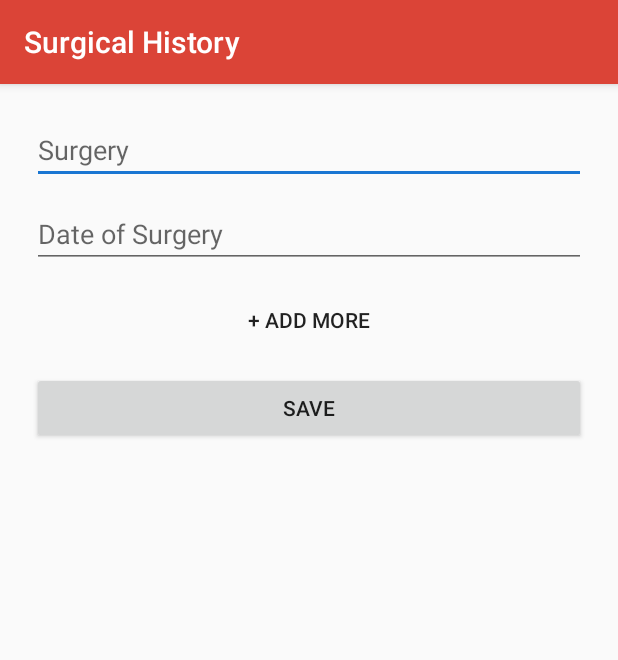
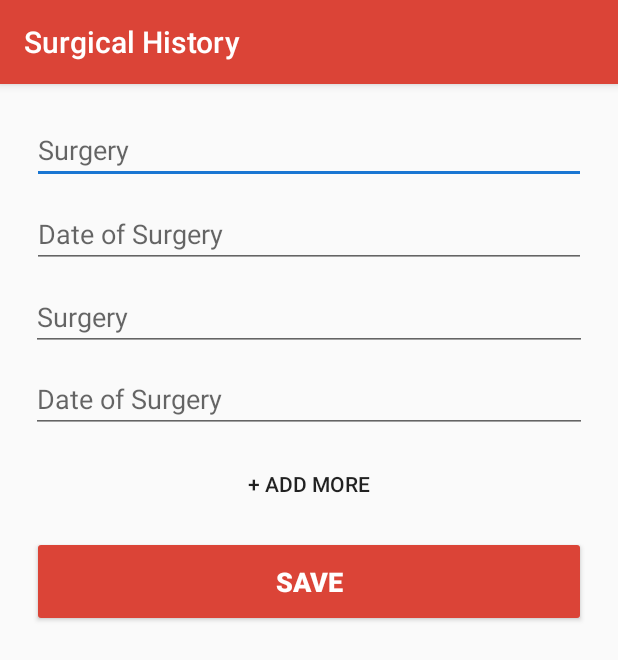
Before and after one commit to OmriSama/ERgency, an Android app: the SurgicalHistory screen opened directly, with no data from a screen before it, after a tap on "+ ADD MORE", on a phone screen of 412 x 824 dp. Shown: the top 660 px of the screen. Run offline under Robolectric (Android 15) with nearby library versions, the phone set to English and light mode, and no system bars.

Commit message:
Fixed surgical history button

```diff
--- a/app/src/main/java/com/team3/ergency/SurgicalHistory.java
+++ b/app/src/main/java/com/team3/ergency/SurgicalHistory.java
@@ -2,10 +2,12 @@ package com.team3.ergency;
 
 import android.app.ActionBar;
 import android.content.Intent;
+import android.content.res.Resources;
 import android.graphics.Color;
 import android.support.v7.app.AppCompatActivity;
 import android.os.Bundle;
 import android.text.InputType;
+import android.util.Log;
 import android.view.View;
 import android.widget.Button;
 import android.widget.EditText;
@@ -41,6 +43,7 @@ public class SurgicalHistory extends AppCompatActivity {
 
         surgery = (EditText) findViewById(R.id.sh_surgery);
         surgeryDate = (EditText) findViewById(R.id.sh_surgery);
+        linearLayout = (LinearLayout) findViewById(R.id.sh_surgery_info);
 
         surgeries = new ArrayList<EditText>();
         surgeryDates = new ArrayList<EditText>();
@@ -50,15 +53,17 @@ public class SurgicalHistory extends AppCompatActivity {
     }
 
     public void launch_date_picker(View view) {
-        DatePickerFragment date_picker = new DatePickerFragment();
-        date_picker.show(getSupportFragmentManager(), "datePicker");
+        DatePickerFragment datePicker = new DatePickerFragment();
+        datePicker.show(getSupportFragmentManager(), "datePicker");
     }
 
-    public void addMore() {
+    public void addMore(View view) {
+        final int margin_dp = (int) getResources().getDimension(R.dimen.primary_view_margin);
+
         // Create the layout for the surgery EditText
-        linearLayout = (LinearLayout) findViewById(R.id.sh_surgery_info);
-        LinearLayout.LayoutParams surgeryLayout = new LinearLayout.LayoutParams(LinearLayout.LayoutParams.MATCH_PARENT, LinearLayout.LayoutParams.WRAP_CONTENT);
-        surgeryLayout.setMargins(5, 5, 5, 5);
+        LinearLayout.LayoutParams surgeryLayout = new LinearLayout.LayoutParams(
+                LinearLayout.LayoutParams.MATCH_PARENT, LinearLayout.LayoutParams.WRAP_CONTENT);
+        surgeryLayout.setMargins(margin_dp, margin_dp, margin_dp, margin_dp);
 
         // Create a new EditText for the surgery name
         EditText newSurgery = new EditText(this);
@@ -67,20 +72,29 @@ public class SurgicalHistory extends AppCompatActivity {
         newSurgery.setLayoutParams(surgeryLayout);
 
         surgeries.add(newSurgery);
+        linearLayout.addView(newSurgery);
 
         // Create the layout for the surgery date
-        linearLayout = (LinearLayout) findViewById(R.id.sh_surgery_info);
-        LinearLayout.LayoutParams dateLayout = new LinearLayout.LayoutParams(LinearLayout.LayoutParams.MATCH_PARENT, LinearLayout.LayoutParams.WRAP_CONTENT);
-        dateLayout.setMargins(5, 5, 5, 5);
+        LinearLayout.LayoutParams dateLayout = new LinearLayout.LayoutParams(
+                LinearLayout.LayoutParams.MATCH_PARENT, LinearLayout.LayoutParams.WRAP_CONTENT);
+        dateLayout.setMargins(margin_dp, margin_dp, margin_dp, margin_dp);
+
+        // Create a new EditText for the surgery name
+        EditText newSurgeryDate = new EditText(this);
+        newSurgeryDate.setHint("Date of Surgery");
+        newSurgeryDate.setFocusable(false);
+        newSurgeryDate.setOnClickListener(new View.OnClickListener() {
+            @Override
+            public void onClick(View v) {
+                DatePickerFragment date_picker = new DatePickerFragment();
+                date_picker.show(getSupportFragmentManager(), "datePicker");
+            }
+        });
+        newSurgeryDate.setLayoutParams(dateLayout);
 
 
-        // Create a new EditText for the surgery date
-        EditText newSurgeryDate = new EditText(this);
-        newSurgery.setHint("Date of Surgey");
-        newSurgery.setInputType(InputType.TYPE_CLASS_TEXT);
-        newSurgery.setLayoutParams(dateLayout);
-
         surgeryDates.add(newSurgeryDate);
+        linearLayout.addView(newSurgeryDate);
     }
 
     public void saveSurgeryInfo() {
--- a/app/src/main/res/layout/activity_surgical_history.xml
+++ b/app/src/main/res/layout/activity_surgical_history.xml
@@ -10,9 +10,10 @@
     android:paddingTop="@dimen/activity_vertical_margin"
     tools:context="com.team3.ergency.SurgicalHistory">
 
-    <RelativeLayout
+    <LinearLayout
         android:layout_width="match_parent"
-        android:layout_height="wrap_content">
+        android:layout_height="wrap_content"
+        android:orientation="vertical">
 
         <LinearLayout
             android:id="@+id/sh_surgery_info"
@@ -24,7 +25,7 @@
                 android:id="@+id/sh_surgery"
                 android:layout_width="match_parent"
                 android:layout_height="wrap_content"
-                android:layout_margin="5dp"
+                android:layout_margin="@dimen/primary_view_margin"
                 android:ems="10"
                 android:hint="Surgery"
                 android:inputType="text" />
@@ -33,40 +34,32 @@
                 android:id="@+id/sh_date_of_surgery"
                 android:layout_width="match_parent"
                 android:layout_height="wrap_content"
-                android:layout_below="@+id/sh_surgery"
-                android:layout_margin="5dp"
+                android:layout_margin="@dimen/primary_view_margin"
                 android:ems="10"
                 android:focusable="false"
                 android:hint="Date of Surgery"
-                android:onClick="launch_date_picker" />
+                android:onClick="launch_date_picker"/>
 
         </LinearLayout>
-
-        <LinearLayout
-            android:layout_width="match_parent"
-            android:layout_height="wrap_content"
-            android:layout_below="@+id/sh_surgery_info"
-            android:orientation="vertical">
 
         <Button
             android:id="@+id/sh_add_more"
             style="@style/Widget.AppCompat.Button.Borderless"
             android:layout_width="match_parent"
             android:layout_height="wrap_content"
-                android:layout_margin="5dp"
+            android:layout_margin="@dimen/primary_view_margin"
             android:onClick="addMore"
             android:text="+ Add More" />
 
         <Button
-                android:id="@+id/sh_save"
             android:layout_width="match_parent"
             android:layout_height="wrap_content"
-                android:layout_margin="5dp"
-                android:text="SAVE" />
-
+            android:layout_marginBottom="@dimen/primary_view_margin"
+            android:layout_marginLeft="@dimen/primary_view_margin"
+            android:layout_marginRight="@dimen/primary_view_margin"
+            android:layout_marginTop="@dimen/primary_view_margin"
+            android:onClick="saveInfo"
+            android:text="Save"
+            android:theme="@style/AppTheme.Button" />
     </LinearLayout>
-
-
-    </RelativeLayout>
-
 </ScrollView>
```
Also changed, not shown: app/src/main/AndroidManifest.xml (+13 -7 lines). Lines whose indentation alone changed are shown as unchanged.
